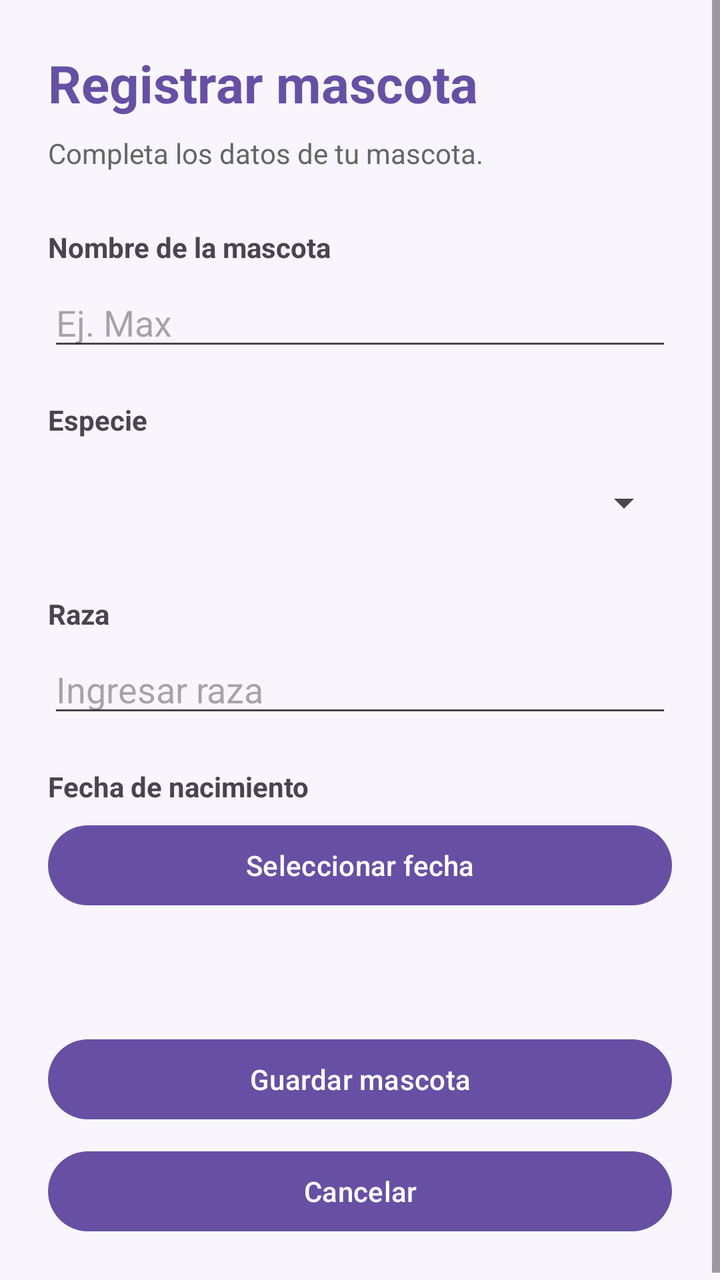
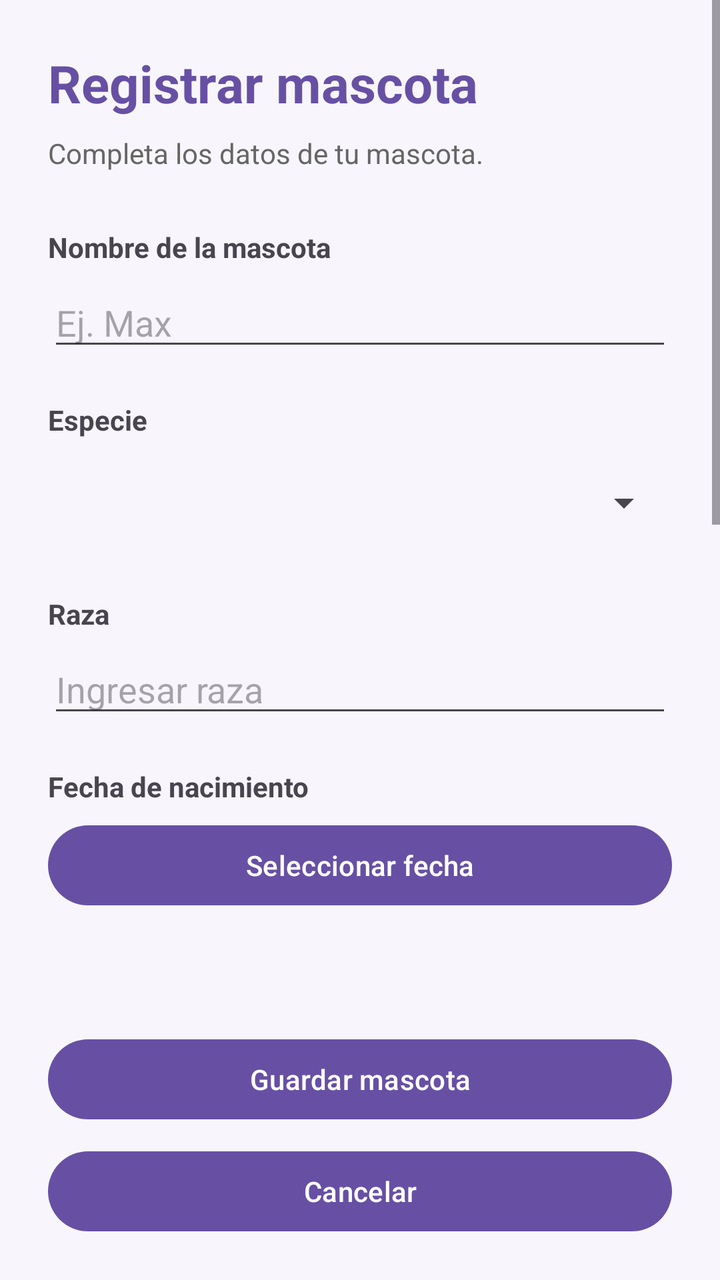

The first picture is an Android layout as it rendered before a commit; the second is the same layout after the commit. The layout source and the unified diff follow.
<!-- AndroidManifest.xml: application theme Theme.AppHuellitas -->
<!-- res/layout/activity_registro.xml -->
<?xml version="1.0" encoding="utf-8"?>
<androidx.constraintlayout.widget.ConstraintLayout xmlns:android="http://schemas.android.com/apk/res/android"
    xmlns:app="http://schemas.android.com/apk/res-auto"
    xmlns:tools="http://schemas.android.com/tools"
    android:id="@+id/main"
    android:layout_width="match_parent"
    android:layout_height="match_parent"
    tools:context=".Registro">

    <ScrollView
        xmlns:android="http://schemas.android.com/apk/res/android"
        android:layout_width="match_parent"
        android:layout_height="match_parent"
        android:fillViewport="true"
        android:background="#F8F6FC">

        <LinearLayout
            android:layout_width="match_parent"
            android:layout_height="wrap_content"
            android:orientation="vertical"
            android:padding="24dp">

            
            <TextView
                android:layout_width="match_parent"
                android:layout_height="wrap_content"
                android:text="Registrar mascota"
                android:textSize="26sp"
                android:textStyle="bold"
                android:textColor="#6750A4" />

            <TextView
                android:layout_width="match_parent"
                android:layout_height="wrap_content"
                android:layout_marginTop="8dp"
                android:text="Completa los datos de tu mascota."
                android:textSize="14sp"
                android:textColor="#666666" />

            
            <TextView
                android:layout_width="match_parent"
                android:layout_height="wrap_content"
                android:layout_marginTop="28dp"
                android:text="Nombre de la mascota"
                android:textStyle="bold" />

            <EditText
                android:id="@+id/etNombreMascota"
                android:layout_width="match_parent"
                android:layout_height="wrap_content"
                android:layout_marginTop="6dp"
                android:hint="Ej. Max"
                android:inputType="textCapWords"
                android:singleLine="true" />

            
            <TextView
                android:layout_width="match_parent"
                android:layout_height="wrap_content"
                android:layout_marginTop="20dp"
                android:text="Especie"
                android:textStyle="bold" />

            <Spinner
                android:id="@+id/spEspecie"
                android:layout_width="match_parent"
                android:layout_height="52dp"
                android:layout_marginTop="6dp" />

            
            <TextView
                android:layout_width="match_parent"
                android:layout_height="wrap_content"
                android:layout_marginTop="20dp"
                android:text="Raza"
                android:textStyle="bold" />

            <EditText
                android:id="@+id/etRaza"
                android:layout_width="match_parent"
                android:layout_height="wrap_content"
                android:layout_marginTop="6dp"
                android:hint="Ingresar raza"
                android:inputType="textCapWords"
                android:singleLine="true" />

            
            <TextView
                android:layout_width="match_parent"
                android:layout_height="wrap_content"
                android:layout_marginTop="20dp"
                android:text="Fecha de nacimiento"
                android:textStyle="bold" />

            <Button
                android:id="@+id/btnFechaNacimiento"
                android:layout_width="match_parent"
                android:layout_height="wrap_content"
                android:layout_marginTop="6dp"
                android:text="Seleccionar fecha" />

            
            <TextView
                android:id="@+id/txtEstadoRegistro"
                android:layout_width="match_parent"
                android:layout_height="wrap_content"
                android:layout_marginTop="20dp"
                android:text=""
                android:textSize="14sp"
                android:textColor="#6750A4" />

            
            <Button
                android:id="@+id/btnGuardarMascota"
                android:layout_width="match_parent"
                android:layout_height="wrap_content"
                android:layout_marginTop="20dp"
                android:text="Guardar mascota" />

            
            <Button
                android:id="@+id/btnCancelarRegistro"
                android:layout_width="match_parent"
                android:layout_height="wrap_content"
                android:layout_marginTop="8dp"
                android:text="Cancelar" />

        </LinearLayout>

    </ScrollView>

</androidx.constraintlayout.widget.ConstraintLayout>
<!-- resources referenced by this layout -->
<resources>
  <style name="Theme.AppHuellitas" parent="Base.Theme.AppHuellitas" />
  <style name="Base.Theme.AppHuellitas" parent="Theme.Material3.DayNight.NoActionBar">
          
          
      </style>
</resources>

<!-- the commit's change to res/layout/activity_registro.xml (unified diff, before → after) -->
@@ -126,8 +126,149 @@
                 android:layout_marginTop="8dp"
                 android:text="Cancelar" />
 
+
+            
+
+            <TextView
+                android:layout_width="match_parent"
+                android:layout_height="wrap_content"
+                android:layout_marginTop="32dp"
+                android:text="Registro de vacunas"
+                android:textSize="22sp"
+                android:textStyle="bold"
+                android:textColor="#6750A4" />
+
+            <EditText
+                android:id="@+id/etNombreVacuna"
+                android:layout_width="match_parent"
+                android:layout_height="wrap_content"
+                android:layout_marginTop="12dp"
+                android:hint="Nombre de la vacuna"
+                android:inputType="textCapWords" />
+
+            <EditText
+                android:id="@+id/etLoteVacuna"
+                android:layout_width="match_parent"
+                android:layout_height="wrap_content"
+                android:layout_marginTop="10dp"
+                android:hint="Número de lote"
+                android:inputType="text" />
+
+            <Button
+                android:id="@+id/btnFechaVacuna"
+                android:layout_width="match_parent"
+                android:layout_height="wrap_content"
+                android:layout_marginTop="10dp"
+                android:text="Fecha de aplicación" />
+
+            <Button
+                android:id="@+id/btnGuardarVacuna"
+                android:layout_width="match_parent"
+                android:layout_height="wrap_content"
+                android:layout_marginTop="12dp"
+                android:text="Guardar vacuna"
+                android:enabled="false" />
+
+
+            
+
+            <TextView
+                android:layout_width="match_parent"
+                android:layout_height="wrap_content"
+                android:layout_marginTop="32dp"
+                android:text="Alimentación y dieta"
+                android:textSize="22sp"
+                android:textStyle="bold"
+                android:textColor="#6750A4" />
+
+            <EditText
+                android:id="@+id/etMarcaAlimento"
+                android:layout_width="match_parent"
+                android:layout_height="wrap_content"
+                android:layout_marginTop="12dp"
+                android:hint="Marca o tipo de alimento"
+                android:inputType="textCapWords" />
+
+            <EditText
+                android:id="@+id/etRacionGramos"
+                android:layout_width="match_parent"
+                android:layout_height="wrap_content"
+                android:layout_marginTop="10dp"
+                android:hint="Ración en gramos"
+                android:inputType="numberDecimal" />
+
+            <EditText
+                android:id="@+id/etFrecuenciaDiaria"
+                android:layout_width="match_parent"
+                android:layout_height="wrap_content"
+                android:layout_marginTop="10dp"
+                android:hint="Comidas por día"
+                android:inputType="number" />
+
+            <Button
+                android:id="@+id/btnGuardarDieta"
+                android:layout_width="match_parent"
+                android:layout_height="wrap_content"
+                android:layout_marginTop="12dp"
+                android:text="Guardar dieta"
+                android:enabled="false" />
+
+
+            
+
+            <TextView
+                android:layout_width="match_parent"
+                android:layout_height="wrap_content"
+                android:layout_marginTop="32dp"
+                android:text="Visitas veterinarias"
+                android:textSize="22sp"
+                android:textStyle="bold"
+                android:textColor="#6750A4" />
+
+            <Button
+                android:id="@+id/btnFechaVisita"
+                android:layout_width="match_parent"
+                android:layout_height="wrap_content"
+                android:layout_marginTop="12dp"
+                android:text="Fecha de visita" />
+
+            <EditText
+                android:id="@+id/etLugarVeterinaria"
+                android:layout_width="match_parent"
+                android:layout_height="wrap_content"
+                android:layout_marginTop="10dp"
+                android:hint="Clínica o veterinaria"
+                android:inputType="textCapWords" />
+
+            <EditText
+                android:id="@+id/etMotivoVisita"
+                android:layout_width="match_parent"
+                android:layout_height="wrap_content"
+                android:layout_marginTop="10dp"
+                android:hint="Motivo de la consulta"
+                android:inputType="textCapSentences" />
+
+            <EditText
+                android:id="@+id/etDiagnostico"
+                android:layout_width="match_parent"
+                android:layout_height="wrap_content"
+                android:layout_marginTop="10dp"
+                android:hint="Diagnóstico u observaciones"
+                android:inputType="textMultiLine"
+                android:minLines="2" />
+
+            <Button
+                android:id="@+id/btnGuardarVisita"
+                android:layout_width="match_parent"
+                android:layout_height="wrap_content"
+                android:layout_marginTop="12dp"
+                android:text="Guardar visita veterinaria"
+                android:enabled="false" />
+
+            
         </LinearLayout>
 
+
     </ScrollView>
 
 </androidx.constraintlayout.widget.ConstraintLayout>
